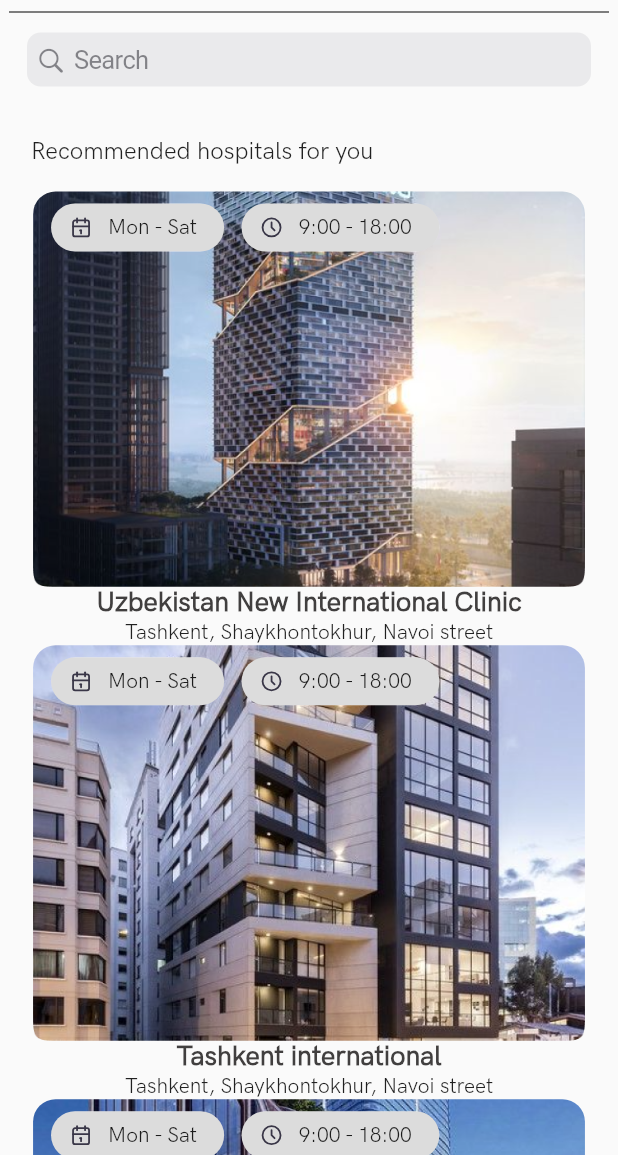
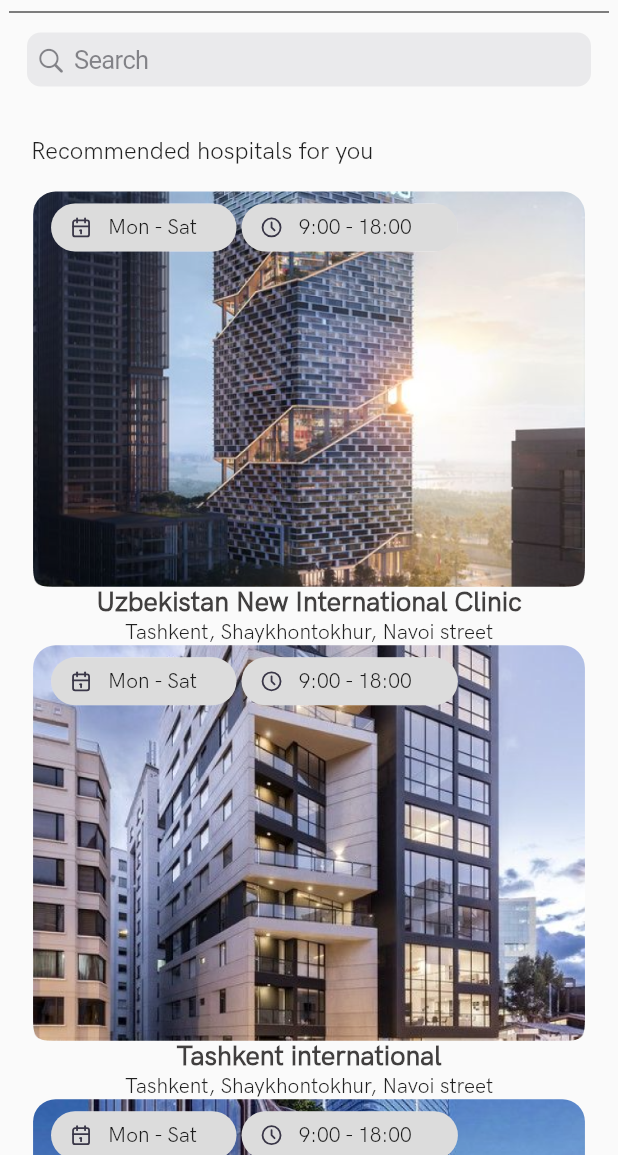
Before and after one commit to Brahm03/E-med, a Flutter app: the HospitalSearchView screen opened directly, on a phone screen of 412 x 824 dp, the part 81-1236 px from its top. Run offline on Flutter 3.47's test engine with Material 2 defaults, Android fonts, the phone set to English and light mode, and no system bars; our stand-ins replace bloc, connectivity_plus, dropdown_button2, flutter_bloc, flutter_datetime_picker, flutter_svg and 5 more; missing offline and left inert: mask_input_formatter; accounts and stored records are empty; project files that could hold a hidden picture were left out.

Commit message:
bug has been fixed properly

```diff
--- a/lib/pages/home/view/pages/hospital/hospital_search.dart
+++ b/lib/pages/home/view/pages/hospital/hospital_search.dart
@@ -74,7 +74,7 @@ class HospitalSearchView extends StatelessWidget {
                                       Positioned(
                                         left: 12,
                                         child: SizedBox(
-                                          width: context.w * 0.28,
+                                          width: context.w * 0.3,
                                           child: Chip(
                                               label: Row(
                                             children: [
@@ -92,7 +92,7 @@ class HospitalSearchView extends StatelessWidget {
                                       Positioned(
                                         left: 139,
                                         child: SizedBox(
-                                          width: context.w * 0.32,
+                                          width: context.w * 0.35,
                                           child: Chip(
                                             label: Row(
                                               children: [
```
